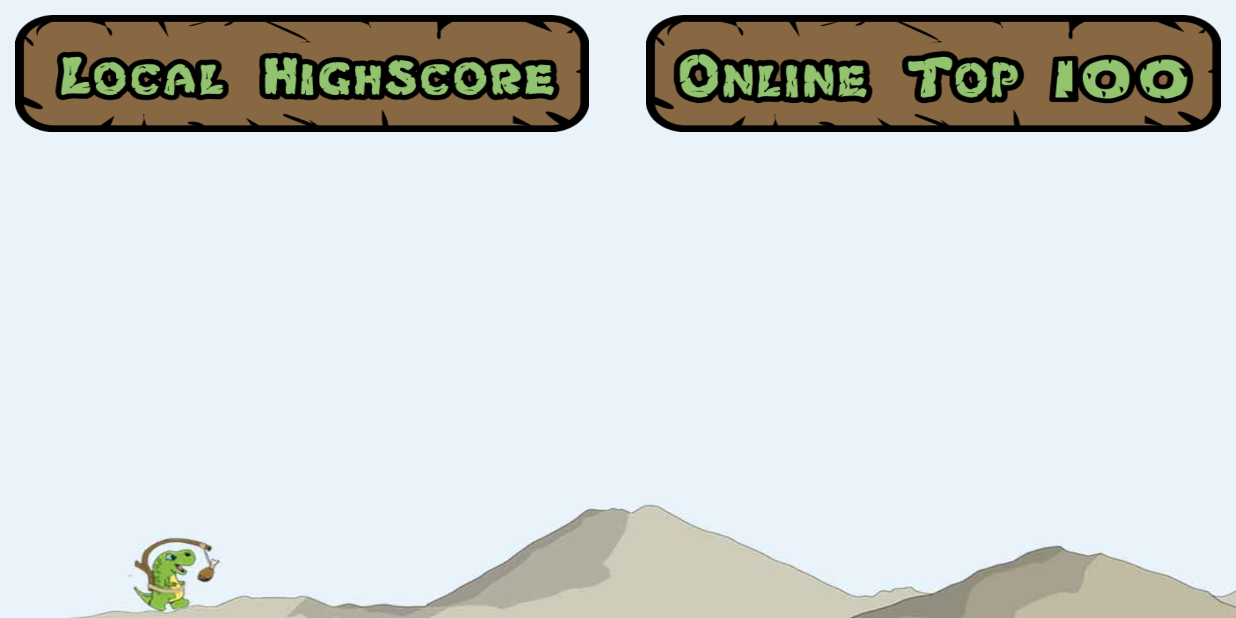
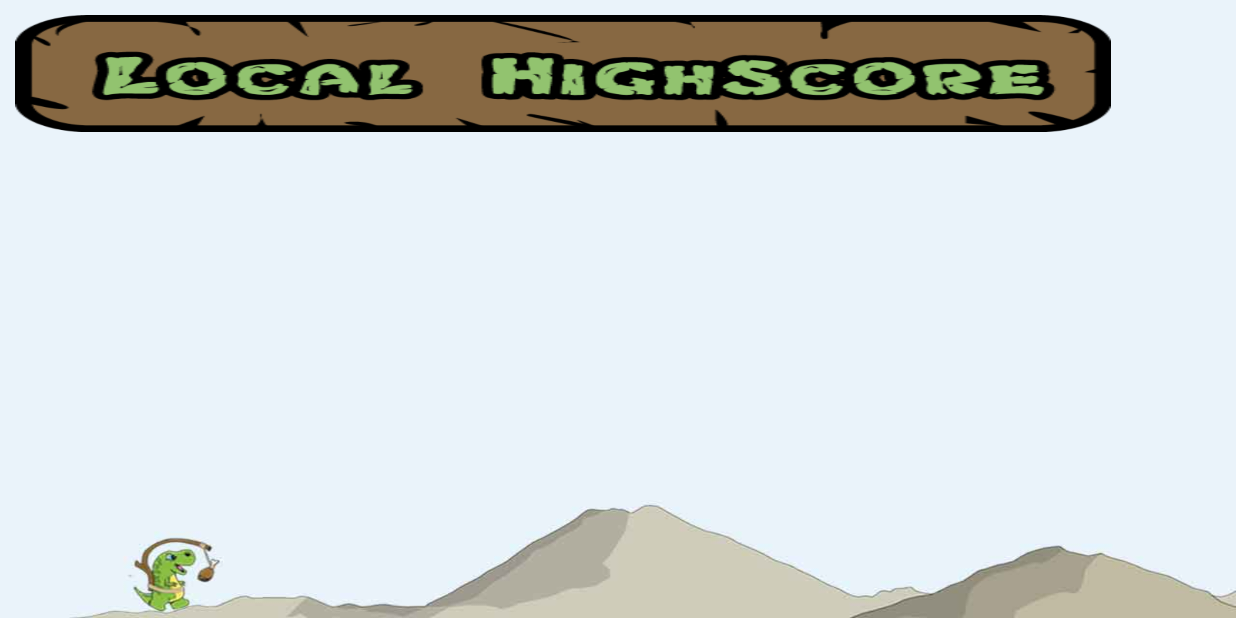
Before and after one commit to g1166461/Android_project, an Android app: the HighScoreActivity screen opened directly, with no data from a screen before it, on a phone screen of 824 x 412 dp (held sideways). Run offline under Robolectric (Android 15) with nearby library versions, the light colour scheme and no system bars.

Commit message:
- del upload to drive button and selection

```diff
--- a/runnersHigh-master/app/src/main/res/layout/highscore.xml
+++ b/runnersHigh-master/app/src/main/res/layout/highscore.xml
@@ -28,12 +28,6 @@
             android:layout_height="wrap_content"
             android:layout_weight="1" />
 
-        <Button
-            android:id="@+id/buttonOnlineHighscore"
-            android:layout_width="0dp"
-            android:layout_height="wrap_content"
-            android:layout_weight="10"
-            android:background="@drawable/highscore_online" />
     </LinearLayout>
 
 
--- a/runnersHigh-master/app/src/main/res/layout/highscoreform.xml
+++ b/runnersHigh-master/app/src/main/res/layout/highscoreform.xml
@@ -56,12 +56,6 @@
 		android:layout_height="wrap_content"
 		/>
 
-	<CheckBox android:id="@+id/postOnline"
-        android:layout_width="wrap_content"
-        android:layout_height="wrap_content"
-        android:text="Save my score online as well"
-        android:textColor="#876842" />
-
 	<Button android:id="@+id/confirm"
 		android:layout_marginTop="15dp"
 		android:layout_width="fill_parent"
```
Also changed, not shown: runnersHigh-master/app/src/main/java/com/alarmclocksnoozers/runnershigh/HighScoreForm.java (+0 -33 lines).
